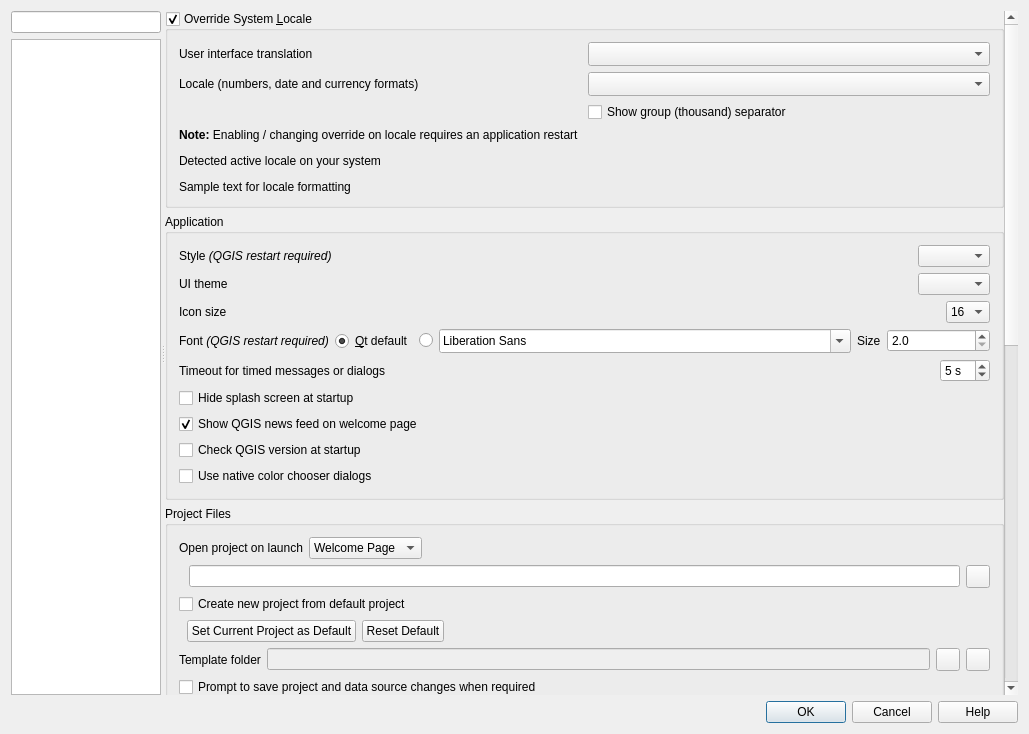
Above: src/ui/qgsoptionsbase.ui from qgis/QGIS before the change. Below: the same form after it.
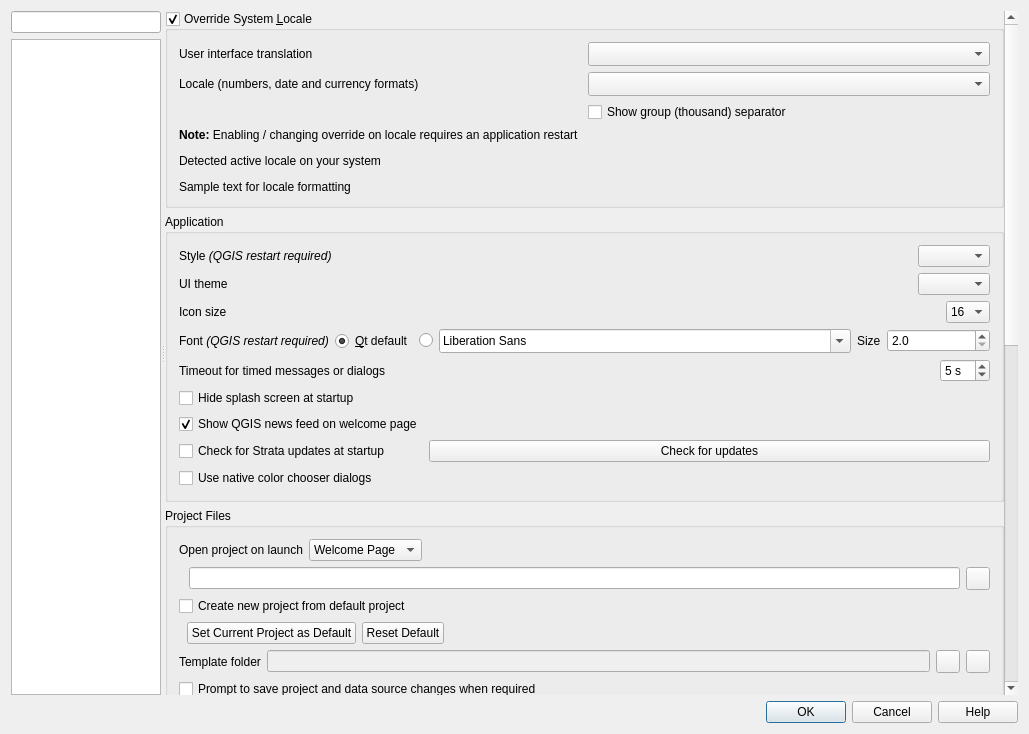
That is the form after the change. The open tabs and pages were chosen to show the change. Icons and pictures are not drawn. Custom widgets are drawn as their Qt base class.

Commit message:
feat: implement Strata version management and update checks
- Added support for Strata versioning in CMake configuration.
- Enhanced GitHub release checks for Strata updates in the application.
- Updated UI elements and messages to reflect Strata branding.
- Introduced tests for version information handling and GitHub release parsing.
- Adjusted CI workflows to accommodate Strata versioning logic.

Diff of the .ui file:
```diff
--- a/src/ui/qgsoptionsbase.ui
+++ b/src/ui/qgsoptionsbase.ui
@@ -514,7 +514,14 @@
                     <item row="2" column="0">
                      <widget class="QCheckBox" name="cbxCheckVersion">
                       <property name="text">
-                       <string>Check QGIS version at startup</string>
+                       <string>Check for Strata updates at startup</string>
+                      </property>
+                     </widget>
+                    </item>
+                    <item row="2" column="1">
+                     <widget class="QPushButton" name="mCheckStrataUpdatesButton">
+                      <property name="text">
+                       <string>Check for updates</string>
                       </property>
                      </widget>
                     </item>
```
Left out of the diff: 1 changed line with no effect on the pictures. The commit also changes 21 other files.
